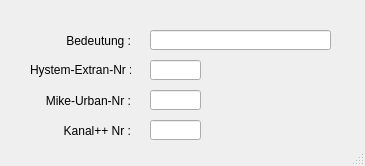
Qt form templates/simulationsstatus.ui (hoettges/QKan) before a commit.
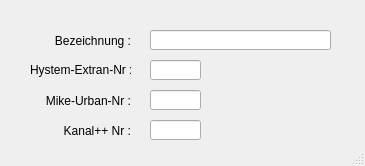
The same form after that commit.

```diff
--- a/templates/simulationsstatus.ui
+++ b/templates/simulationsstatus.ui
@@ -75,7 +75,7 @@
      </rect>
     </property>
     <property name="text">
-     <string>Bedeutung :</string>
+     <string>Bezeichnung :</string>
     </property>
     <property name="alignment">
      <set>Qt::AlignRight|Qt::AlignTrailing|Qt::AlignVCenter</set>
```
Left out of the diff: 6 changed lines with no effect on the pictures.
